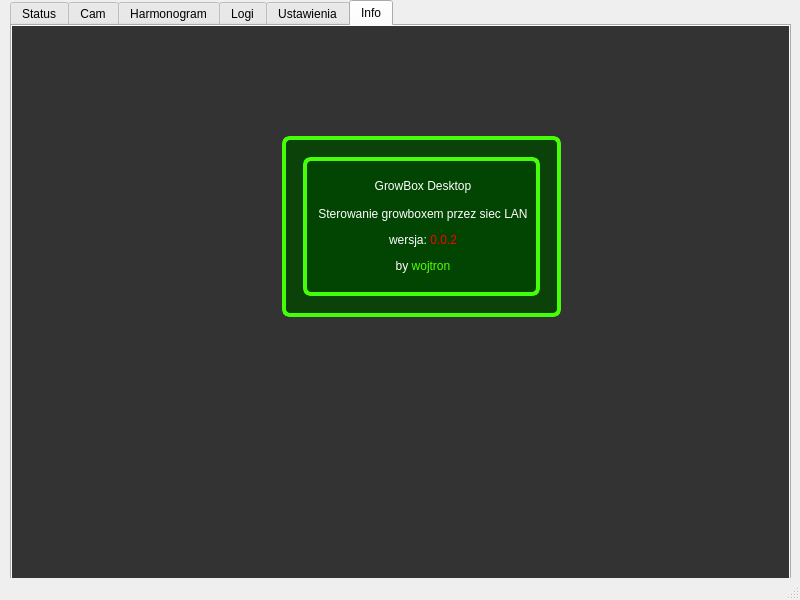
wojtron2/Desktop_QT_app_box, file 3growbox_qtwidget/GrowBoxDesktop/mainwindow.ui: the form before one commit.
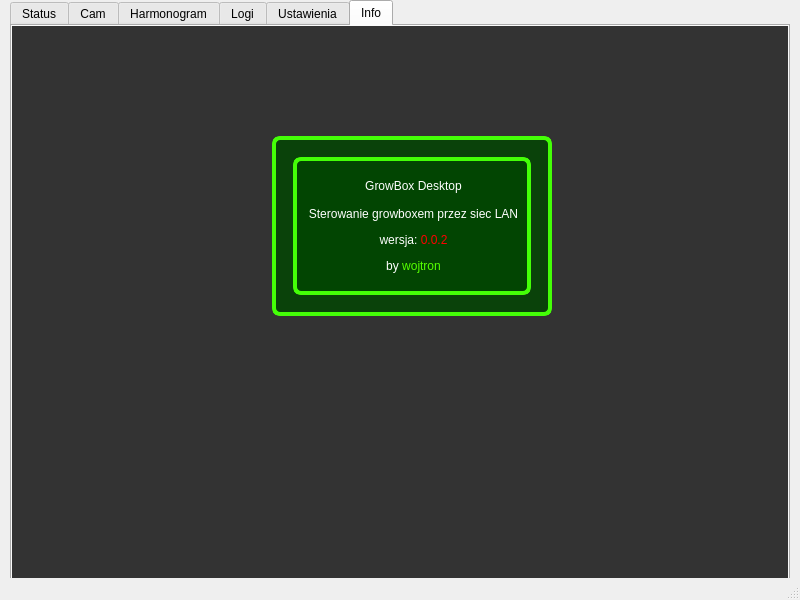
The form after the commit. Icons and pictures are not drawn.

Commit message: fix info tab

What changed in the file:
```diff
--- a/3growbox_qtwidget/GrowBoxDesktop/mainwindow.ui
+++ b/3growbox_qtwidget/GrowBoxDesktop/mainwindow.ui
@@ -19,8 +19,8 @@
      <rect>
       <x>10</x>
       <y>0</y>
-      <width>781</width>
-      <height>601</height>
+      <width>780</width>
+      <height>600</height>
      </rect>
     </property>
     <property name="currentIndex">
@@ -108,10 +108,10 @@
      <widget class="QGroupBox" name="groupBox">
       <property name="geometry">
        <rect>
-        <x>270</x>
+        <x>260</x>
         <y>110</y>
-        <width>279</width>
-        <height>181</height>
+        <width>280</width>
+        <height>180</height>
        </rect>
       </property>
       <property name="styleSheet">
```
The commit also changes 2 other files.
